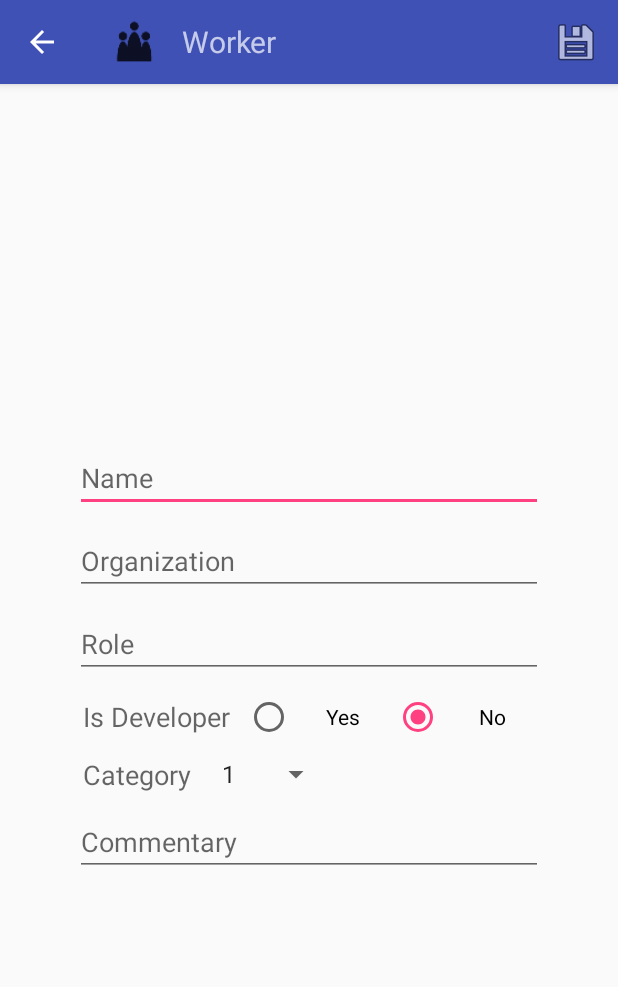
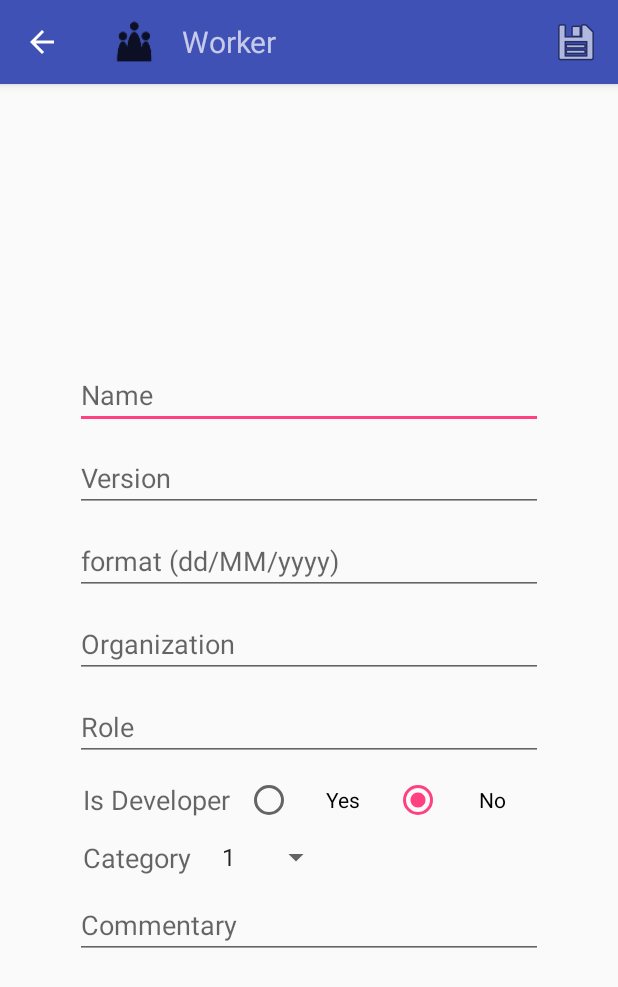
Before and after one commit to ArturoBalleros/ReadyReqAnd, an Android app: the GroupActivity screen opened directly, with no data from a screen before it, after a tap on "Save", on a phone screen of 412 x 824 dp. Shown: the top 987 px of the screen. Run offline under Robolectric (Android 15) with nearby library versions, the phone set to English and light mode, and no system bars; our stand-ins replace Volley; network calls fail; 1 statement that could not run was skipped.

Commit message:
Version y Fecha en Grupo de Trabajo

```diff
--- a/app/src/main/java/com/karveg/readyreq/Activities/GroupActivity.java
+++ b/app/src/main/java/com/karveg/readyreq/Activities/GroupActivity.java
@@ -1,7 +1,14 @@
 package com.karveg.readyreq.Activities;
 
 import android.app.AlertDialog;
+import android.app.DatePickerDialog;
 import android.content.Intent;
+
+import java.text.ParseException;
+import java.text.SimpleDateFormat;
+import java.util.Calendar;
+import java.util.Date;
+
 import android.support.v7.app.AppCompatActivity;
 import android.os.Bundle;
 import android.support.v7.widget.Toolbar;
@@ -10,15 +17,19 @@ import android.view.LayoutInflater;
 import android.view.Menu;
 import android.view.MenuItem;
 import android.view.View;
+import android.widget.DatePicker;
+import android.widget.ImageButton;
 import android.widget.ImageView;
 import android.widget.RadioButton;
 import android.widget.Spinner;
 import android.widget.TextView;
 
 import com.karveg.readyreq.App.MyApplication;
+import com.karveg.readyreq.Fragments.DatePickerFragment;
 import com.karveg.readyreq.Models.Worker;
 import com.karveg.readyreq.R;
 import com.karveg.readyreq.Utils.Utils;
+
 
 public class GroupActivity extends AppCompatActivity {
 
@@ -30,6 +41,8 @@ public class GroupActivity extends AppCompatActivity {
     private static TextView editTextName;
     private static TextView editTextOrg;
     private static TextView editTextRol;
+    private static TextView editTextVer;
+    private static TextView editTextDate;
     private static RadioButton radioButtonYes;
     private static RadioButton radioButtonNo;
     private static Spinner spinnerCateg;
@@ -37,7 +50,6 @@ public class GroupActivity extends AppCompatActivity {
     private static Worker worker;
 
     private AlertDialog progressDialog;
-
 
     @Override
     protected void onCreate(Bundle savedInstanceState) {
@@ -58,7 +70,26 @@ public class GroupActivity extends AppCompatActivity {
 
         if (intCode != MyApplication.NOTHING)
             Worker.getWorker(getApplicationContext(), intCode, progressDialog);
+
+        editTextDate.setOnClickListener(new View.OnClickListener() {
+            @Override
+            public void onClick(View v) {
+                showDatePickerDialog();
+            }
+        });
     }
+
+    private void showDatePickerDialog() {
+        DatePickerFragment newFragment = DatePickerFragment.newInstance(new DatePickerDialog.OnDateSetListener() {
+            @Override
+            public void onDateSet(DatePicker datePicker, int year, int month, int day) {
+                // +1 because january is zero
+                editTextDate.setText(day + "/" + (month + 1) + "/" + year);
+            }
+        });
+        newFragment.show(getSupportFragmentManager(), "datePicker");
+    }
+
 
     private void bindUI() {
         editTextName = findViewById(R.id.editTextName);
@@ -68,6 +99,8 @@ public class GroupActivity extends AppCompatActivity {
         radioButtonNo = findViewById(R.id.radioButtonNo);
         spinnerCateg = findViewById(R.id.spinnerCateg);
         editTextComen = findViewById(R.id.editTextComen);
+        editTextVer = findViewById(R.id.editTextVer);
+        editTextDate = findViewById(R.id.editTextDate);
     }
 
     private void setToolbar() {
@@ -128,6 +161,8 @@ public class GroupActivity extends AppCompatActivity {
     public static void setValuesUI(Worker w) {
         worker = w;
         editTextName.setText(worker.getName());
+        editTextVer.setText(worker.getVersion() + "");
+        editTextDate.setText(Utils.DateToString(worker.getFech(), false));
         editTextOrg.setText(worker.getOrganization());
         editTextRol.setText(worker.getRole());
         if (worker.isDeveloper()) radioButtonYes.setChecked(true);
@@ -138,6 +173,9 @@ public class GroupActivity extends AppCompatActivity {
     }
 
     public void setValuesWorker() {
+        worker.setName(editTextName.getText().toString());
+        worker.setVersion(Double.parseDouble(editTextVer.getText().toString()));
+        worker.setFech(Utils.StringToDate(editTextDate.getText().toString()));
         worker.setName(editTextName.getText().toString());
         worker.setOrganization(editTextOrg.getText().toString());
         worker.setRole(editTextRol.getText().toString());
@@ -154,23 +192,27 @@ public class GroupActivity extends AppCompatActivity {
             url = "http://" + MyApplication.IP_SERVER + ":" + MyApplication.PORTHTTP + "/readyreq/group_update.php?";
             url += "a=" + worker.getId() + "&";
             url += "b=" + worker.getName() + "&";
-            url += "c=" + worker.getOrganization() + "&";
-            url += "d=" + worker.getRole() + "&";
-            if (worker.isDeveloper()) url += "e=" + 1 + "&";
-            else url += "e=" + 0 + "&";
-            url += "f=" + worker.getCategory() + "&";
-            url += "g=" + worker.getCommentary();
+            url += "c=" + worker.getVersion() + "&";
+            url += "d=" + Utils.DateToString(worker.getFech(), true) + "&";
+            url += "e=" + worker.getOrganization() + "&";
+            url += "f=" + worker.getRole() + "&";
+            if (worker.isDeveloper()) url += "g=" + 1 + "&";
+            else url += "g=" + 0 + "&";
+            url += "h=" + worker.getCategory() + "&";
+            url += "i=" + worker.getCommentary();
 
         } else { //Creo
 
             url = "http://" + MyApplication.IP_SERVER + ":" + MyApplication.PORTHTTP + "/readyreq/group_create.php?";
             url += "a=" + worker.getName() + "&";
-            url += "b=" + worker.getOrganization() + "&";
-            url += "c=" + worker.getRole() + "&";
-            if (worker.isDeveloper()) url += "d=" + 1 + "&";
-            else url += "d=" + 0 + "&";
-            url += "e=" + worker.getCategory() + "&";
-            url += "f=" + worker.getCommentary();
+            url += "b=" + worker.getVersion() + "&";
+            url += "c=" + Utils.DateToString(worker.getFech(), true) + "&";
+            url += "d=" + worker.getOrganization() + "&";
+            url += "e=" + worker.getRole() + "&";
+            if (worker.isDeveloper()) url += "f=" + 1 + "&";
+            else url += "f=" + 0 + "&";
+            url += "g=" + worker.getCategory() + "&";
+            url += "h =" + worker.getCommentary();
 
         }
         Utils.create_update_delete(GroupActivity.this, url, progressDialog, MyApplication.GRUPO, true);
--- a/app/src/main/java/com/karveg/readyreq/Models/ObjBase.java
+++ b/app/src/main/java/com/karveg/readyreq/Models/ObjBase.java
@@ -5,7 +5,7 @@ import java.util.Date;
 public abstract class ObjBase  {
     private int Id;
     private String Name;
-    private double Version;
+    private double Version = 1.0;
     private Date Fech;
     private int Category;
     private String Commentary;
--- a/app/src/main/java/com/karveg/readyreq/Models/Worker.java
+++ b/app/src/main/java/com/karveg/readyreq/Models/Worker.java
@@ -16,6 +16,7 @@ import com.android.volley.toolbox.Volley;
 import com.karveg.readyreq.Activities.GroupActivity;
 import com.karveg.readyreq.App.MyApplication;
 import com.karveg.readyreq.R;
+import com.karveg.readyreq.Utils.Utils;
 
 import org.json.JSONArray;
 import org.json.JSONException;
@@ -93,6 +94,8 @@ public class Worker extends ObjBase {
                     w.setId(jsonObject.optInt("Id"));
                     w.setName(jsonObject.optString("Nombre"));
                     w.setOrganization(jsonObject.optString("Organizacion"));
+                    w.setVersion(jsonObject.optDouble("Version"));
+                    w.setFech(Utils.StringToDate(jsonObject.optString("Fecha")));
                     w.setRole(jsonObject.optString("Rol"));
                     if (jsonObject.optInt("Desarrollador") == 0) w.setDeveloper(false);
                     else w.setDeveloper(true);
--- a/app/src/main/java/com/karveg/readyreq/Utils/Utils.java
+++ b/app/src/main/java/com/karveg/readyreq/Utils/Utils.java
@@ -33,30 +33,47 @@ import com.karveg.readyreq.Fragments.SourFragment;
 import com.karveg.readyreq.Models.Generic;
 import com.karveg.readyreq.R;
 
-import javax.crypto.Cipher;
-import javax.crypto.spec.SecretKeySpec;
-
-import org.apache.commons.codec.binary.Base64;
 import org.json.JSONArray;
 import org.json.JSONException;
 import org.json.JSONObject;
 
 import java.io.UnsupportedEncodingException;
+import java.text.DateFormat;
+import java.text.ParseException;
+import java.text.SimpleDateFormat;
 import java.util.ArrayList;
+import java.util.Date;
 import java.util.List;
 import java.util.Random;
 
 public class Utils {
+
+    public static Date StringToDate(String input) {
+        Date date = new Date();
+        try {
+            date = new SimpleDateFormat("dd/MM/yyyy").parse(input);
+        } catch (ParseException e) {
+            e.printStackTrace();
+        }
+        return date;
+    }
+
+    public static String DateToString(Date input, boolean MySQL) {
+        DateFormat df = MySQL ? new SimpleDateFormat("yyyy/MM/dd") : new SimpleDateFormat("dd/MM/yyyy");
+        return df.format(input);
+    }
+
     public static String encrypt(String input) {
         String claveEncriptada = "";
         int cont = 0;
         Random r = new Random();
         String[] valoresAleatorios = new String[]{"a", "A", "b", "B", "c", "C", "d", "D", "e", "E", "f", "F", "g", "G", "h", "H", "j", "J", "k", "K", "l", "L", "m", "M", "n", "N", "o", "O", "p", "P", "q", "Q", "r", "R", "s", "S", "t", "T", "u", "U", "v", "V", "w", "W", "x", "X", "y", "Y", "z", "Z", "0", "1", "2", "3", "4", "5", "6", "7", "8", "9"};
 
-        for (int i = 0; i < input.length(); i++){
+        for (int i = 0; i < input.length(); i++) {
             claveEncriptada += input.charAt(i);
             cont++;
-            for (int j = 0; j < cont; j++) claveEncriptada += valoresAleatorios[r.nextInt(valoresAleatorios.length)];
+            for (int j = 0; j < cont; j++)
+                claveEncriptada += valoresAleatorios[r.nextInt(valoresAleatorios.length)];
         }
         return claveEncriptada;
     }
--- a/app/src/main/res/layout/activity_group.xml
+++ b/app/src/main/res/layout/activity_group.xml
@@ -37,6 +37,29 @@
                     android:layout_marginTop="20dp"
                     android:hint="@string/text_name"
                     android:textSize="18dp" />
+
+                <EditText
+                    android:id="@+id/editTextVer"
+                    android:layout_width="match_parent"
+                    android:layout_height="wrap_content"
+                    android:layout_gravity="center_horizontal"
+                    android:layout_marginHorizontal="50dp"
+                    android:layout_marginTop="10dp"
+                    android:hint="@string/text_version"
+                    android:inputType="numberDecimal"
+                    android:textSize="18dp" />
+
+                <EditText
+                    android:id="@+id/editTextDate"
+                    android:layout_width="match_parent"
+                    android:layout_height="wrap_content"
+                    android:layout_marginHorizontal="50dp"
+                    android:layout_marginTop="10dp"
+                    android:clickable="true"
+                    android:focusable="false"
+                    android:hint="@string/formato_fecha"
+                    android:inputType="date"
+                    android:maxLines="1" />
 
                 <EditText
                     android:id="@+id/editTextOrg"
--- a/app/src/main/res/values/strings.xml
+++ b/app/src/main/res/values/strings.xml
@@ -1,5 +1,7 @@
 <?xml version="1.0" encoding="utf-8"?>
 <resources>
+    <string name="formato_fecha">format (dd/MM/yyyy)</string>
+
     <string name="app_name">ReadyReq</string>
     <string name="menu_grupo">Workgroup</string>
     <string name="menu_actor">Project Actors</string>
@@ -56,6 +58,7 @@
     <string name="secexc">Seq. Exc.</string>
 
     <string name="text_name">Name</string>
+    <string name="text_version">Version</string>
     <string name="text_org">Organization</string>
     <string name="text_rol">Role</string>
     <string name="text_yes">Yes</string>
```
Also changed, not shown: app/src/main/java/com/karveg/readyreq/Fragments/DatePickerFragment.java (added, +37 -0 lines), 1 other file.
